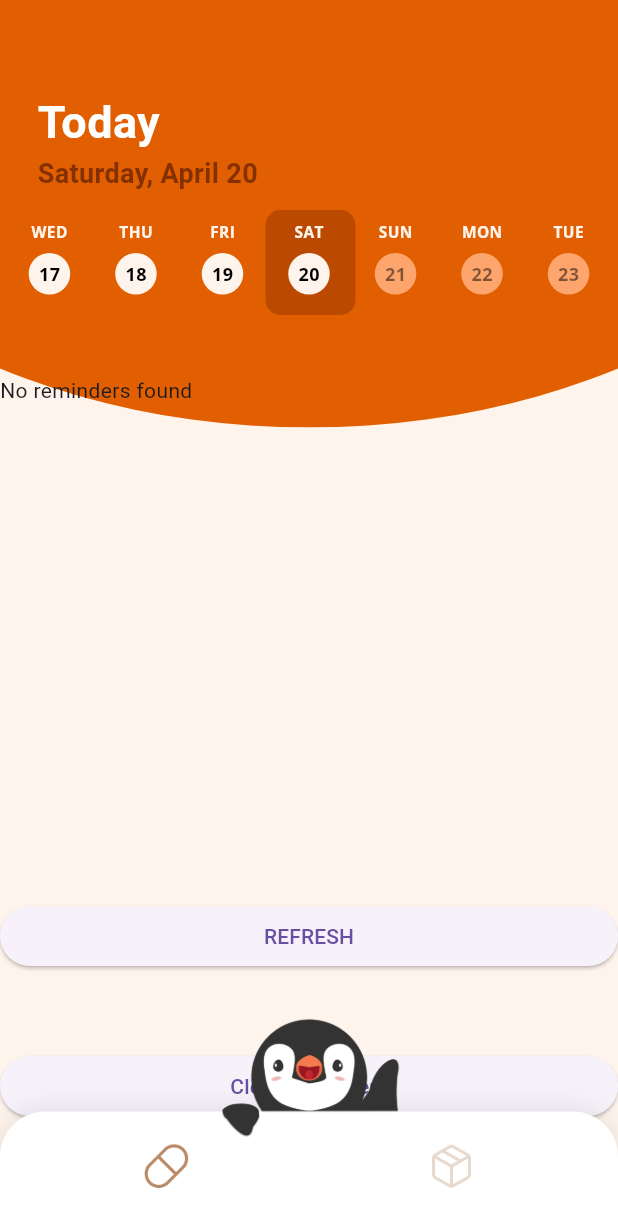
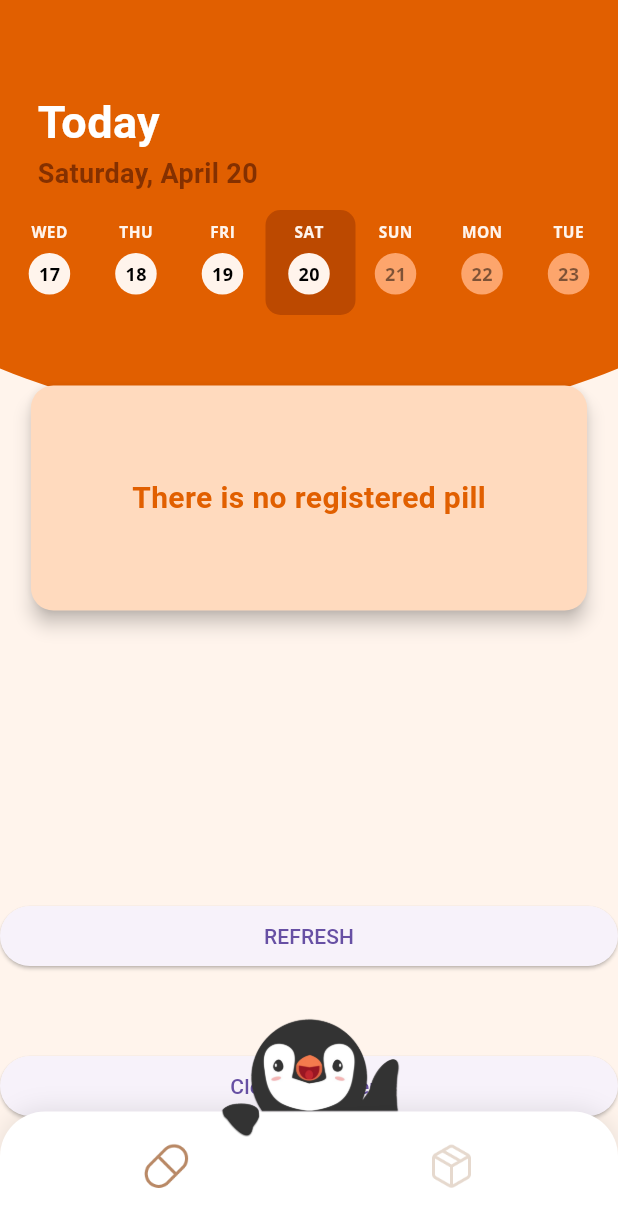
Before and after one commit to YZ1GO/L.EIC017_ES_PRJ, a Flutter app: the screen it shows after launch, on a phone screen of 412 x 824 dp. Shown: the top 1227 px of the screen. Run offline on Flutter 3.47's test engine with Material 3 defaults, Android fonts, the phone set to English and light mode, and no system bars; our stand-ins replace envied, firebase_core, firebase_database, flutter_local_notifications, font_awesome_flutter, permission_handler and 2 more; accounts and stored records are empty.

Commit message:
added a card to show when no reminders found and adjusted some text in add reminder screen

```diff
--- a/app/lib/screens/add_reminder_screen.dart
+++ b/app/lib/screens/add_reminder_screen.dart
@@ -542,7 +542,7 @@ class _AddReminderPageState extends State<AddReminderPage> {
                 title: const Padding(
                   padding: EdgeInsets.only(top: 15.0),
                   child: Text(
-                    'Remind me everyday',
+                    'Daily',
                     style: TextStyle(
                        fontSize: 20,
                     ),
@@ -563,7 +563,7 @@ class _AddReminderPageState extends State<AddReminderPage> {
                 title: const Padding(
                   padding: EdgeInsets.only(top: 15.0),
                   child: Text(
-                    'Select days of week',
+                    'Specific Days',
                     style: TextStyle(
                       fontSize: 20,
                     ),
--- a/app/lib/screens/home_screen.dart
+++ b/app/lib/screens/home_screen.dart
@@ -128,7 +128,7 @@ class HomeScreenState extends State<HomeScreen> {
             times: firstReminder.times,
           );
         } else {
-          return Text('No reminders found');
+          return noRemindersCard();
         }
       },
     );
@@ -140,4 +140,34 @@ class HomeScreenState extends State<HomeScreen> {
       _remindersFuture = Future.value([]); // Reset future to empty list
     });
   }
+
+  Widget noRemindersCard() {
+    return Center(
+      child: FractionallySizedBox(
+        widthFactor: 0.9,
+        child: Card(
+          margin: const EdgeInsets.symmetric(vertical: 7),
+          shape: RoundedRectangleBorder(
+            borderRadius: BorderRadius.circular(15),
+          ),
+          elevation: 5,
+          color: const Color.fromRGBO(255, 218, 190, 1),
+          child: const SizedBox(
+            height: 150,
+            child: Center(
+              child: Text(
+                "There is no registered pill",
+                style: TextStyle(
+                  fontSize: 20,
+                  fontWeight: FontWeight.bold,
+                  color: Color.fromRGBO(225, 95, 0, 1),
+                ),
+              ),
+            ),
+          ),
+        ),
+      ),
+    );
+  }
+
 }
```
